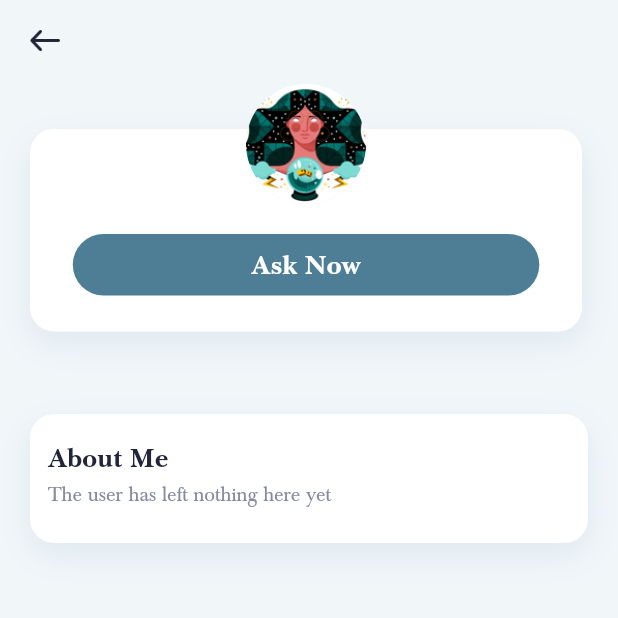
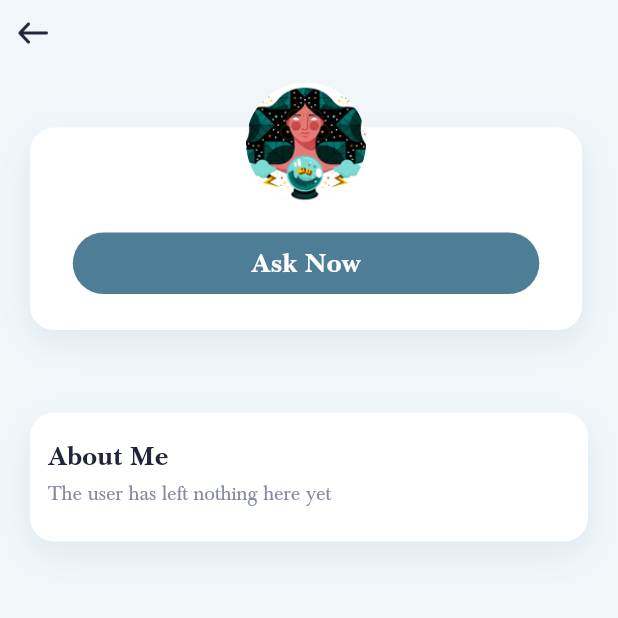
Before and after one commit to FateWuLov/lightlightgo, a Flutter app: the UserProfilePage screen opened by its route, on a phone screen of 412 x 824 dp, the top half of it. Run offline on Flutter 3.47's test engine with Material 2 defaults, Android fonts, the phone set to English and light mode, and no system bars; drawn by our look-alikes of pull_to_refresh; our stand-ins replace auto_size_text, bot_toast, cached_network_image, dio, event_bus, get and 4 more; missing offline and left inert: devicelocale, encrypt; accounts and stored records are empty; network calls fail; statements that could not run were skipped.

Commit message:
神婆主页UI修改

```diff
--- a/lib/pages/user_profile/view.dart
+++ b/lib/pages/user_profile/view.dart
@@ -7,6 +7,8 @@ import 'package:lifeaste/common/size_config.dart';
 import 'package:lifeaste/common/strings.dart';
 import 'package:lifeaste/common/tools.dart';
 import 'package:lifeaste/pages/user_profile/state.dart';
+import 'package:lifeaste/widgets/base/baseNavBar.dart';
+import 'package:lifeaste/widgets/base/basePage.dart';
 import 'package:lifeaste/widgets/roundAvatar.dart';
 
 import 'logic.dart';
@@ -41,62 +43,36 @@ class _UserProfilePageState extends State<UserProfilePage> {
   }
 
   Widget buildBaseView() {
-    return Scaffold(
-      backgroundColor: GlobalColors.mainBg,
-      body: Column(
-        mainAxisAlignment: MainAxisAlignment.start,
-        children: [
-          SizedBox(height: 15,),
-          _navUserInfo(),
-          ListView(
+    return BasePage(
+      navBar: BaseNavBar(
+        centerItem: _navStarInfo(),
+        leftAction: logic.onPopBack,
+      ),
+      child: SafeArea(
+        child: ListView(
           shrinkWrap: true,
           padding: EdgeInsets.symmetric(horizontal: 20),
           physics: BouncingScrollPhysics(),
           children: [
-              SizedBox(height: 11,),
+            SizedBox(height: 55,),
             _userInfoView(),
             SizedBox(height: 20,),
             _aboutContent(),
           ],
+        )
       ),
-        ],
-      )
     );
   }
 
-  Widget _navUserInfo() {
-    return SafeArea(
-      bottom: false,
-      child: Container(
-        height: 30,
-        width: SizeConfig.screenWidth,
-        alignment: Alignment.center,
-        child: Stack(
-          children: [
-            Positioned(
-              left: 18,
-              child: GestureDetector(
-                onTap: logic.onPopBack,
-                child: Image.asset(
-                  ImageNames.back,
-                  width: 24,
-                  height: 24,
-                  fit: BoxFit.contain,
-                ),
-              ),
-            ),
-            Container(
-              width: SizeConfig.screenWidth,
+  Widget _navStarInfo() {
+    return Container(
+      margin: EdgeInsets.only(right: 44),
       alignment: Alignment.center,
       child: Text(
         breakWord(state.userInfo.name),
         style: textStyleTitle(18),
         maxLines: 1,
         overflow: TextOverflow.ellipsis,
-              ),
-            ),
-          ],
-        ),
       ),
     );
   }
```
Lines whose indentation alone changed are shown as unchanged.
